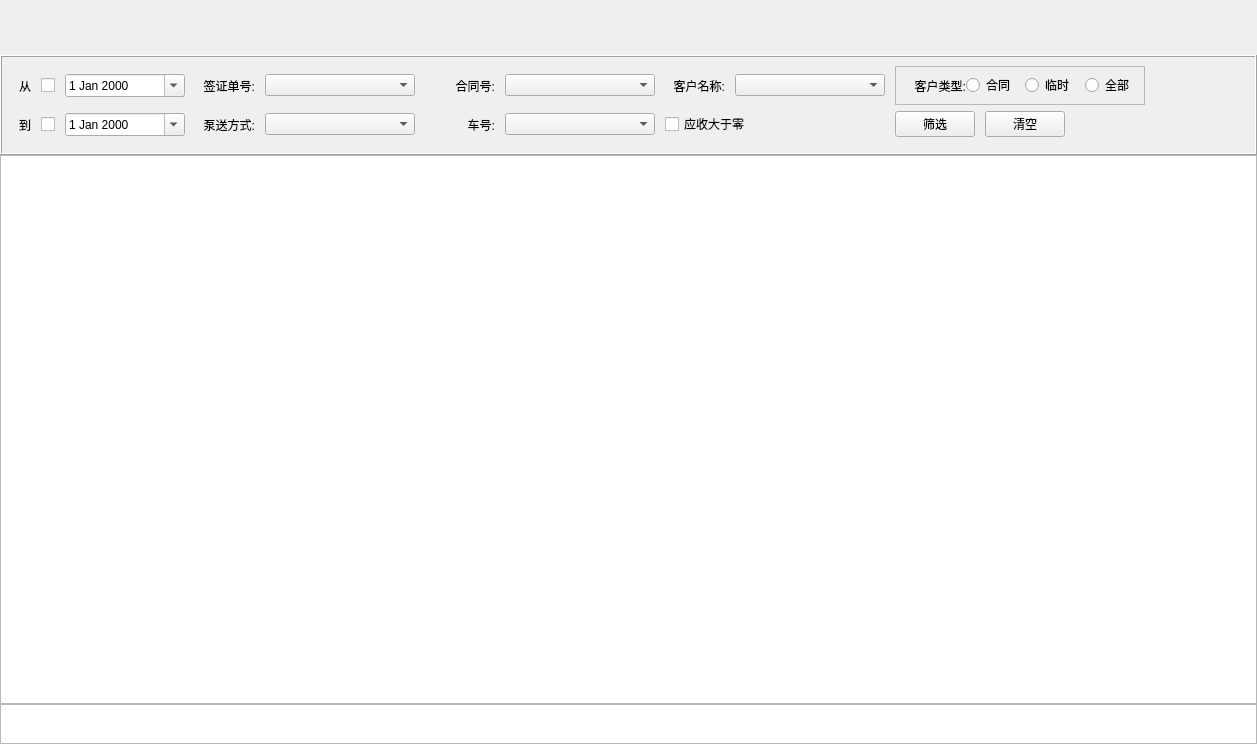
This is CarRentalManagement/ui/tabwidget/receiptwidget.ui in longcp/CarRentalManagement as Qt 5 draws it before an edit. The edited form follows.
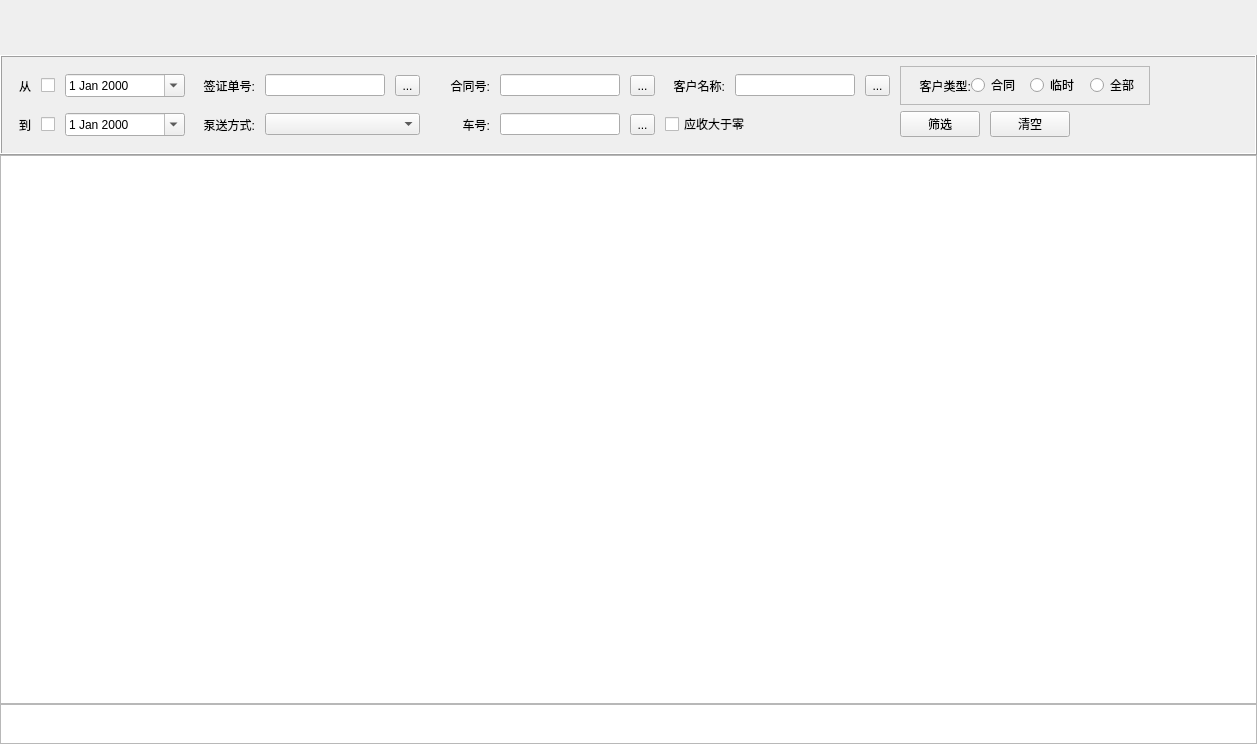
This is the edited form.

Commit message: 实收界面：添加筛选功能

Diff of the .ui file:
```diff
--- a/CarRentalManagement/ui/tabwidget/receiptwidget.ui
+++ b/CarRentalManagement/ui/tabwidget/receiptwidget.ui
@@ -178,32 +178,51 @@
           </widget>
          </item>
          <item>
-          <widget class="QComboBox" name="comboBox">
+          <widget class="QLineEdit" name="docNumEt">
            <property name="minimumSize">
             <size>
-             <width>150</width>
+             <width>120</width>
              <height>0</height>
             </size>
            </property>
            <property name="maximumSize">
             <size>
-             <width>150</width>
+             <width>120</width>
              <height>16777215</height>
             </size>
            </property>
           </widget>
          </item>
+         <item>
+          <widget class="QToolButton" name="docNumTb">
+           <property name="minimumSize">
+            <size>
+             <width>25</width>
+             <height>0</height>
+            </size>
+           </property>
+           <property name="maximumSize">
+            <size>
+             <width>25</width>
+             <height>16777215</height>
+            </size>
+           </property>
+           <property name="text">
+            <string>...</string>
+           </property>
+          </widget>
+         </item>
          <item>
           <widget class="QLabel" name="contractNumLabel">
            <property name="minimumSize">
             <size>
-             <width>70</width>
+             <width>60</width>
              <height>0</height>
             </size>
            </property>
            <property name="maximumSize">
             <size>
-             <width>70</width>
+             <width>60</width>
              <height>16777215</height>
             </size>
            </property>
@@ -216,21 +235,40 @@
           </widget>
          </item>
          <item>
-          <widget class="QComboBox" name="ContractNumComboBox">
+          <widget class="QLineEdit" name="contractNumEt">
            <property name="minimumSize">
             <size>
-             <width>150</width>
+             <width>120</width>
              <height>0</height>
             </size>
            </property>
            <property name="maximumSize">
             <size>
-             <width>150</width>
+             <width>120</width>
              <height>16777215</height>
             </size>
            </property>
           </widget>
          </item>
+         <item>
+          <widget class="QToolButton" name="contractNumTb">
+           <property name="minimumSize">
+            <size>
+             <width>25</width>
+             <height>0</height>
+            </size>
+           </property>
+           <property name="maximumSize">
+            <size>
+             <width>25</width>
+             <height>16777215</height>
+            </size>
+           </property>
+           <property name="text">
+            <string>...</string>
+           </property>
+          </widget>
+         </item>
          <item>
           <widget class="QLabel" name="clientNameLabel">
            <property name="minimumSize">
@@ -254,21 +292,40 @@
           </widget>
          </item>
          <item>
-          <widget class="QComboBox" name="clientNameComboBox">
+          <widget class="QLineEdit" name="clientNameEt">
            <property name="minimumSize">
             <size>
-             <width>150</width>
+             <width>120</width>
              <height>0</height>
             </size>
            </property>
            <property name="maximumSize">
             <size>
-             <width>150</width>
+             <width>120</width>
              <height>16777215</height>
             </size>
            </property>
           </widget>
          </item>
+         <item>
+          <widget class="QToolButton" name="clientNameTb">
+           <property name="minimumSize">
+            <size>
+             <width>25</width>
+             <height>0</height>
+            </size>
+           </property>
+           <property name="maximumSize">
+            <size>
+             <width>25</width>
+             <height>16777215</height>
+            </size>
+           </property>
+           <property name="text">
+            <string>...</string>
+           </property>
+          </widget>
+         </item>
          <item>
           <widget class="QFrame" name="clientTypeFrame">
            <property name="minimumSize">
@@ -438,13 +495,13 @@
           <widget class="QComboBox" name="pumpTypeComboBox">
            <property name="minimumSize">
             <size>
-             <width>150</width>
+             <width>155</width>
              <height>0</height>
             </size>
            </property>
            <property name="maximumSize">
             <size>
-             <width>150</width>
+             <width>155</width>
              <height>16777215</height>
             </size>
            </property>
@@ -454,13 +511,13 @@
           <widget class="QLabel" name="carNumLabel">
            <property name="minimumSize">
             <size>
-             <width>70</width>
+             <width>60</width>
              <height>0</height>
             </size>
            </property>
            <property name="maximumSize">
             <size>
-             <width>70</width>
+             <width>60</width>
              <height>16777215</height>
             </size>
            </property>
@@ -473,32 +530,51 @@
           </widget>
          </item>
          <item>
-          <widget class="QComboBox" name="carNumComboBox">
+          <widget class="QLineEdit" name="carNumEt">
            <property name="minimumSize">
             <size>
-             <width>150</width>
+             <width>120</width>
              <height>0</height>
             </size>
            </property>
            <property name="maximumSize">
             <size>
-             <width>150</width>
+             <width>120</width>
              <height>16777215</height>
             </size>
            </property>
           </widget>
          </item>
+         <item>
+          <widget class="QToolButton" name="carNumTb">
+           <property name="minimumSize">
+            <size>
+             <width>25</width>
+             <height>0</height>
+            </size>
+           </property>
+           <property name="maximumSize">
+            <size>
+             <width>25</width>
+             <height>16777215</height>
+            </size>
+           </property>
+           <property name="text">
+            <string>...</string>
+           </property>
+          </widget>
+         </item>
          <item>
           <widget class="QCheckBox" name="receivableCheckBox">
            <property name="minimumSize">
             <size>
-             <width>220</width>
+             <width>225</width>
              <height>0</height>
             </size>
            </property>
            <property name="maximumSize">
             <size>
-             <width>220</width>
+             <width>225</width>
              <height>16777215</height>
             </size>
            </property>
```
The commit also changes 4 other files.
